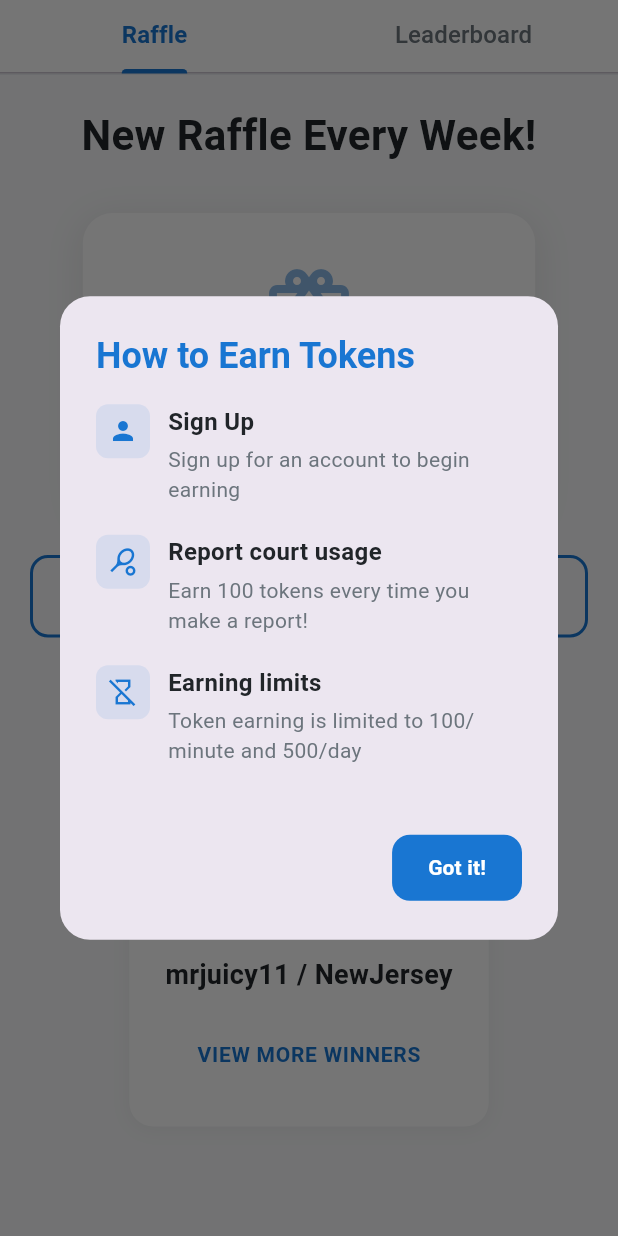
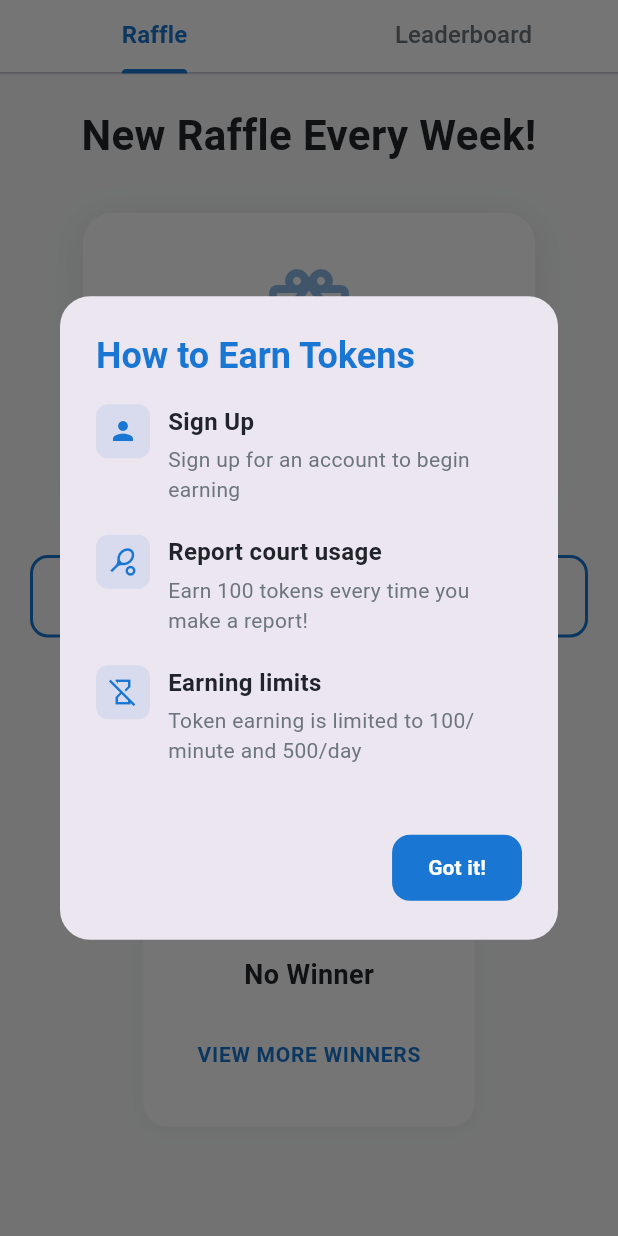
Before and after one commit to sxconst/Bagel, a Flutter app: the RewardsScreen screen opened directly, after a tap on "HOW TO EARN TOKENS", on a phone screen of 412 x 824 dp. Run offline on Flutter 3.47's test engine with Material 3 defaults, Android fonts, the phone set to English and light mode, and no system bars; our stand-ins replace flutter_dotenv, geolocator, google_maps_flutter, permission_handler, supabase_flutter; accounts and stored records are empty.

Commit message:
Grab previous raffle winner from DB

```diff
--- a/lib/models/raffle.dart
+++ b/lib/models/raffle.dart
@@ -5,7 +5,7 @@ class Raffle {
   final bool status;
   final String prize;
   final int entryFee;
-  final String? winner;
+  final String winner;
 
   Raffle({
     required this.id,
@@ -14,11 +14,11 @@ class Raffle {
     required this.status,
     required this.prize,
     required this.entryFee,
-    this.winner,
+    required this.winner,
   });
 
   factory Raffle.fromJson(Map<String, dynamic> json) {
-    final winner = (json['winner'] != null) ? json['winner'] : 'No Winner Yet';
+    final winner = (json['winner'] != null) ? json['winner'] : '';
 
     return Raffle(
       id: json['id'],
--- a/lib/providers/rewards_provider.dart
+++ b/lib/providers/rewards_provider.dart
@@ -5,9 +5,12 @@ import '../services/api_service.dart';
 class RewardsProvider with ChangeNotifier {
   List<Raffle> _raffles = [];
   bool _isLoading = false;
+  String _prevWinner = 'No Winner';
 
   List<Raffle> get raffles => _raffles;
   bool get isLoading => _isLoading;
+
+  String get prevWinner => _prevWinner;
 
   Future<void> loadRaffles() async {
     _isLoading = true;
@@ -47,4 +50,17 @@ class RewardsProvider with ChangeNotifier {
       return Duration.zero;
     }
   }
+
+  Future<void> setPreviousWinner() async {
+    try {
+      for (final raffle in raffles) {
+        if (raffle.status == false) {
+          final userData = await ApiService.fetchUserProfile(raffle.winner);
+          _prevWinner = userData?['username'];
+        }
+      }
+    } catch(e) {
+      debugPrint('Could not get previous winner: $e');
+    }
+  }
 }
--- a/lib/screens/rewards_screen.dart
+++ b/lib/screens/rewards_screen.dart
@@ -31,8 +31,10 @@ class _RewardsScreenState extends State<RewardsScreen> with TickerProviderStateM
     final rewardsProvider = Provider.of<RewardsProvider>(context, listen: false);
 
     // If raffles are not cached, load them
+    // Also load and cache the previous raffle winner
     if (rewardsProvider.raffles.isEmpty) {
       await rewardsProvider.loadRaffles();
+      await rewardsProvider.setPreviousWinner();
     }
 
     // Always refresh the countdown
@@ -628,6 +630,8 @@ class _RewardsScreenState extends State<RewardsScreen> with TickerProviderStateM
   }
 
   Widget _buildWinnerSection() {
+    return Consumer<RewardsProvider>(
+      builder: (context, rewardsProvider, child) {
         return Container(
           padding: const EdgeInsets.all(24),
           decoration: BoxDecoration(
@@ -663,9 +667,9 @@ class _RewardsScreenState extends State<RewardsScreen> with TickerProviderStateM
                 ),
               ),
               const SizedBox(height: 8),
-          const Text(
-            'mrjuicy11 / NewJersey',
-            style: TextStyle(
+              Text(
+                rewardsProvider.prevWinner,
+                style: const TextStyle(
                   fontSize: 18,
                   fontWeight: FontWeight.w600,
                   color: Color(0xFF212529),
@@ -690,6 +694,8 @@ class _RewardsScreenState extends State<RewardsScreen> with TickerProviderStateM
               ),
             ],
           ),
+        );
+      },
     );
   }
 
--- a/lib/services/api_service.dart
+++ b/lib/services/api_service.dart
@@ -234,7 +234,8 @@ class ApiService {
       final result = await _supabase
           .from(rafflesTable)
           .select('*')
-          .eq('status', true);
+          .order('end', ascending: false)
+          .limit(2); // 1 currently active raffle and the last expired raffle
 
       return List<Map<String, dynamic>>.from(result);
     } catch (error) {
```
Lines whose indentation alone changed are shown as unchanged.
